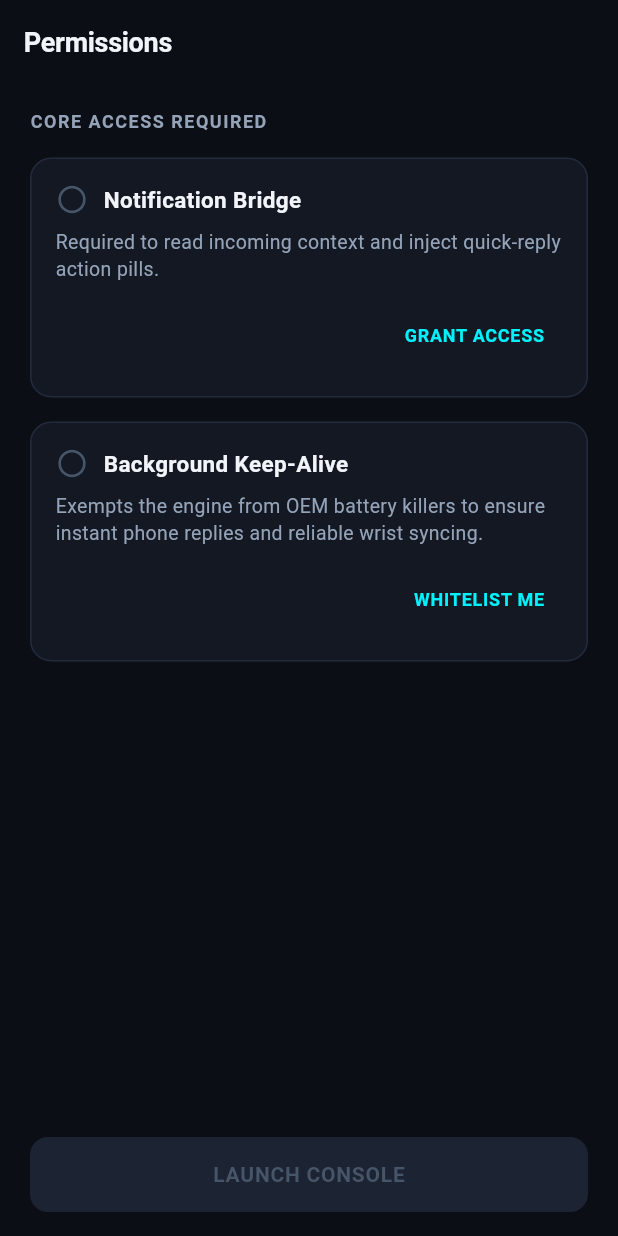
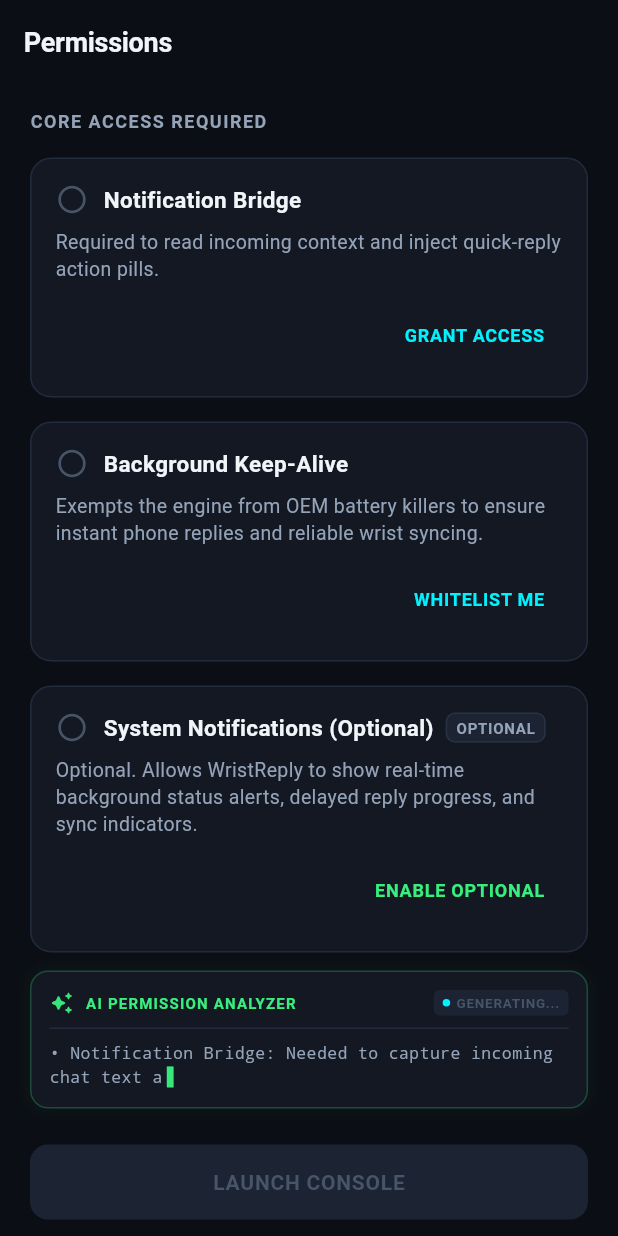
Before and after one commit to mahmud-r-farhan/WristReply, a Flutter app: the screen it shows after launch, after a tap on "GET STARTED", on a phone screen of 412 x 824 dp. Run offline on Flutter 3.47's test engine with Material 3 defaults, Android fonts, the phone set to English and light mode, and no system bars.

Commit message:
feat: add optional system notification permission & animated AI explanation card

```diff
--- a/lib/core/constants/app_strings.dart
+++ b/lib/core/constants/app_strings.dart
@@ -18,8 +18,13 @@
   static const String backgroundKeepAliveDesc =
       'Exempts the engine from OEM battery killers to ensure instant phone replies and reliable wrist syncing.';
 
+  static const String notificationPostingTitle = 'System Notifications (Optional)';
+  static const String notificationPostingDesc =
+      'Optional. Allows WristReply to show real-time background status alerts, delayed reply progress, and sync indicators.';
+
   static const String grantAccess = 'GRANT ACCESS';
   static const String whitelistMe = 'WHITELIST ME';
+  static const String grantOptional = 'ENABLE OPTIONAL';
   static const String launchConsole = 'LAUNCH CONSOLE';
 
   static const String liveConsole = 'WRISTREPLY CONSOLE';
--- a/lib/core/platform/native_channel.dart
+++ b/lib/core/platform/native_channel.dart
@@ -26,6 +26,24 @@
   static Future<bool> isBatteryOptimizationIgnored() async {
     try {
       final res = await _channel.invokeMethod<bool>('isBatteryOptimizationIgnored');
+      return res ?? false;
+    } catch (_) {
+      return false;
+    }
+  }
+
+  static Future<bool> isNotificationPermissionGranted() async {
+    try {
+      final res = await _channel.invokeMethod<bool>('isNotificationPermissionGranted');
+      return res ?? false;
+    } catch (_) {
+      return false;
+    }
+  }
+
+  static Future<bool> requestNotificationPermission() async {
+    try {
+      final res = await _channel.invokeMethod<bool>('requestNotificationPermission');
       return res ?? false;
     } catch (_) {
       return false;
--- a/lib/features/dashboard/widgets/dashboard_compact_view.dart
+++ b/lib/features/dashboard/widgets/dashboard_compact_view.dart
@@ -74,10 +74,12 @@
   Widget _navTile(BuildContext context, IconData icon, String title, String subtitle, Widget targetScreen) {
     return Container(
       margin: const EdgeInsets.only(bottom: 10),
-      decoration: BoxDecoration(
+      child: Material(
         color: AppColors.surfaceRaised,
+        clipBehavior: Clip.antiAlias,
+        shape: RoundedRectangleBorder(
           borderRadius: BorderRadius.circular(12),
-        border: Border.all(color: AppColors.borderSubtle),
+          side: const BorderSide(color: AppColors.borderSubtle),
         ),
         child: ListTile(
           leading: Icon(icon, color: AppColors.accentPrimary),
@@ -86,6 +88,7 @@
           trailing: const Icon(Icons.arrow_forward_ios_rounded, size: 14, color: AppColors.textTertiary),
           onTap: () => Navigator.push(context, MaterialPageRoute(builder: (_) => targetScreen)),
         ),
+      ),
     );
   }
 }
--- a/lib/features/dashboard/widgets/dashboard_expanded_view.dart
+++ b/lib/features/dashboard/widgets/dashboard_expanded_view.dart
@@ -98,10 +98,12 @@
   Widget _navTile(BuildContext context, IconData icon, String title, String subtitle, Widget targetScreen) {
     return Container(
       margin: const EdgeInsets.only(bottom: 10),
-      decoration: BoxDecoration(
+      child: Material(
         color: AppColors.surfaceRaised,
+        clipBehavior: Clip.antiAlias,
+        shape: RoundedRectangleBorder(
           borderRadius: BorderRadius.circular(12),
-        border: Border.all(color: AppColors.borderSubtle),
+          side: const BorderSide(color: AppColors.borderSubtle),
         ),
         child: ListTile(
           leading: Icon(icon, color: AppColors.accentPrimary),
@@ -110,6 +112,7 @@
           trailing: const Icon(Icons.arrow_forward_ios_rounded, size: 14, color: AppColors.textTertiary),
           onTap: () => Navigator.push(context, MaterialPageRoute(builder: (_) => targetScreen)),
         ),
+      ),
     );
   }
 }
--- a/lib/features/onboarding/screens/permission_screen.dart
+++ b/lib/features/onboarding/screens/permission_screen.dart
@@ -3,6 +3,7 @@
 import '../../../core/constants/app_strings.dart';
 import '../../../core/platform/native_channel.dart';
 import '../../dashboard/screens/dashboard_screen.dart';
+import '../widgets/ai_permission_explanation_card.dart';
 import '../widgets/permission_card.dart';
 
 /// Screen 1B: Zero-Friction Permissions Handshake with real-time lifecycle refresh.
@@ -17,6 +18,7 @@
 class _PermissionScreenState extends State<PermissionScreen> with WidgetsBindingObserver {
   bool _isListenerGranted = false;
   bool _isBatteryIgnored = false;
+  bool _isNotificationGranted = false;
 
   @override
   void initState() {
@@ -41,10 +43,12 @@
   Future<void> _checkPermissions() async {
     final listener = await NativeChannel.isListenerRunning();
     final battery = await NativeChannel.isBatteryOptimizationIgnored();
+    final notification = await NativeChannel.isNotificationPermissionGranted();
     if (mounted) {
       setState(() {
         _isListenerGranted = listener;
         _isBatteryIgnored = battery;
+        _isNotificationGranted = notification;
       });
     }
   }
@@ -93,8 +97,18 @@
                             actionLabel: AppStrings.whitelistMe,
                             onAction: () async => await NativeChannel.requestBatteryExemption(),
                           ),
+                          const SizedBox(height: 16),
+                          PermissionCard(
+                            title: AppStrings.notificationPostingTitle,
+                            description: AppStrings.notificationPostingDesc,
+                            isGranted: _isNotificationGranted,
+                            isOptional: true,
+                            actionLabel: AppStrings.grantOptional,
+                            onAction: () async => await NativeChannel.requestNotificationPermission(),
+                          ),
                           const Spacer(),
-                          const SizedBox(height: 16),
+                          const AiPermissionExplanationCard(),
+                          const SizedBox(height: 12),
                           SizedBox(
                             width: double.infinity,
                             height: 50,
--- /dev/null
+++ b/lib/features/onboarding/widgets/ai_permission_explanation_card.dart
@@ -0,0 +1,194 @@
+import 'dart:async';
+import 'package:flutter/material.dart';
+import '../../../core/constants/app_colors.dart';
+
+/// Animated AI response card explaining why each permission is required in small, crisp text.
+class AiPermissionExplanationCard extends StatefulWidget {
+  const AiPermissionExplanationCard({super.key});
+
+  @override
+  State<AiPermissionExplanationCard> createState() => _AiPermissionExplanationCardState();
+}
+
+class _AiPermissionExplanationCardState extends State<AiPermissionExplanationCard>
+    with SingleTickerProviderStateMixin {
+  late AnimationController _pulseController;
+  late Animation<double> _pulseAnimation;
+  Timer? _typingTimer;
+
+  static const String _fullExplanationText =
+      '• Notification Bridge: Needed to capture incoming chat text and inject smart reply pills directly into messaging apps on-device.\n'
+      '• Background Keep-Alive: Prevents OEM battery optimizations from killing background engine services.\n'
+      '• System Notifications (Optional): Allows WristReply to show real-time status alerts, countdowns, and watch sync state.';
+
+  int _characterIndex = 0;
+  bool _isTypingComplete = false;
+
+  @override
+  void initState() {
+    super.initState();
+    _pulseController = AnimationController(
+      vsync: this,
+      duration: const Duration(milliseconds: 1400),
+    )..repeat(reverse: true);
+
+    _pulseAnimation = Tween<double>(begin: 0.6, end: 1.0).animate(
+      CurvedAnimation(parent: _pulseController, curve: Curves.easeInOut),
+    );
+
+    _startTypewriterEffect();
+  }
+
+  void _startTypewriterEffect() {
+    _typingTimer?.cancel();
+    _characterIndex = 0;
+    _isTypingComplete = false;
+
+    _typingTimer = Timer.periodic(const Duration(milliseconds: 18), (timer) {
+      if (!mounted) {
+        timer.cancel();
+        return;
+      }
+      if (_characterIndex < _fullExplanationText.length) {
+        setState(() {
+          _characterIndex++;
+        });
+      } else {
+        setState(() {
+          _isTypingComplete = true;
+        });
+        timer.cancel();
+      }
+    });
+  }
+
+  void _completeTypingImmediately() {
+    if (!_isTypingComplete) {
+      _typingTimer?.cancel();
+      setState(() {
+        _characterIndex = _fullExplanationText.length;
+        _isTypingComplete = true;
+      });
+    }
+  }
+
+  @override
+  void dispose() {
+    _typingTimer?.cancel();
+    _pulseController.dispose();
+    super.dispose();
+  }
+
+  @override
+  Widget build(BuildContext context) {
+    final displayedText = _fullExplanationText.substring(0, _characterIndex);
+
+    return GestureDetector(
+      onTap: _completeTypingImmediately,
+      child: AnimatedBuilder(
+        animation: _pulseAnimation,
+        builder: (context, child) {
+          return Container(
+            margin: const EdgeInsets.symmetric(vertical: 12),
+            padding: const EdgeInsets.all(12),
+            decoration: BoxDecoration(
+              color: AppColors.surfaceRaised,
+              borderRadius: BorderRadius.circular(12),
+              border: Border.all(
+                color: AppColors.accentMint.withValues(alpha: 0.25 * _pulseAnimation.value),
+              ),
+              boxShadow: [
+                BoxShadow(
+                  color: AppColors.accentMint.withValues(alpha: 0.05 * _pulseAnimation.value),
+                  blurRadius: 10,
+                  spreadRadius: 1,
+                ),
+              ],
+            ),
+            child: Column(
+              crossAxisAlignment: CrossAxisAlignment.start,
+              children: [
+                Row(
+                  children: [
+                    FadeTransition(
+                      opacity: _pulseAnimation,
+                      child: const Icon(
+                        Icons.auto_awesome_rounded,
+                        color: AppColors.accentMint,
+                        size: 16,
+                      ),
+                    ),
+                    const SizedBox(width: 8),
+                    const Text(
+                      'AI PERMISSION ANALYZER',
+                      style: TextStyle(
+                        color: AppColors.accentMint,
+                        fontSize: 10,
+                        fontWeight: FontWeight.bold,
+                        letterSpacing: 0.8,
+                      ),
+                    ),
+                    const Spacer(),
+                    Container(
+                      padding: const EdgeInsets.symmetric(horizontal: 6, vertical: 2),
+                      decoration: BoxDecoration(
+                        color: AppColors.surfaceInteractive,
+                        borderRadius: BorderRadius.circular(4),
+                      ),
+                      child: Row(
+                        children: [
+                          Container(
+                            width: 5,
+                            height: 5,
+                            decoration: BoxDecoration(
+                              color: _isTypingComplete ? AppColors.accentMint : AppColors.accentPrimary,
+                              shape: BoxShape.circle,
+                            ),
+                          ),
+                          const SizedBox(width: 4),
+                          Text(
+                            _isTypingComplete ? 'READY' : 'GENERATING...',
+                            style: const TextStyle(
+                              color: AppColors.textTertiary,
+                              fontSize: 9,
+                              fontWeight: FontWeight.bold,
+                              letterSpacing: 0.5,
+                            ),
+                          ),
+                        ],
+                      ),
+                    ),
+                  ],
+                ),
+                const SizedBox(height: 8),
+                const Divider(height: 1, color: AppColors.borderSubtle),
+                const SizedBox(height: 8),
+                Text.rich(
+                  TextSpan(
+                    text: displayedText,
+                    style: const TextStyle(
+                      color: AppColors.textSecondary,
+                      fontSize: 11,
+                      height: 1.45,
+                      fontFamily: 'monospace',
+                    ),
+                    children: [
+                      if (!_isTypingComplete)
+                        TextSpan(
+                          text: ' ▌',
+                          style: TextStyle(
+                            color: AppColors.accentMint.withValues(alpha: _pulseAnimation.value),
+                            fontWeight: FontWeight.bold,
+                          ),
+                        ),
+                    ],
+                  ),
+                ),
+              ],
+            ),
+          );
+        },
+      ),
+    );
+  }
+}
--- a/lib/features/onboarding/widgets/permission_card.dart
+++ b/lib/features/onboarding/widgets/permission_card.dart
@@ -1,11 +1,12 @@
 import 'package:flutter/material.dart';
 import '../../../core/constants/app_colors.dart';
 
-/// Card tile presenting a required system permission with action trigger.
+/// Card tile presenting a system permission with action trigger.
 class PermissionCard extends StatelessWidget {
   final String title;
   final String description;
   final bool isGranted;
+  final bool isOptional;
   final String actionLabel;
   final VoidCallback onAction;
 
@@ -14,6 +15,7 @@
     required this.title,
     required this.description,
     required this.isGranted,
+    this.isOptional = false,
     required this.actionLabel,
     required this.onAction,
   });
@@ -25,7 +27,9 @@
       decoration: BoxDecoration(
         color: AppColors.surfaceRaised,
         borderRadius: BorderRadius.circular(14),
-        border: Border.all(color: isGranted ? AppColors.accentMint.withValues(alpha: 0.4) : AppColors.borderSubtle),
+        border: Border.all(
+          color: isGranted ? AppColors.accentMint.withValues(alpha: 0.4) : AppColors.borderSubtle,
+        ),
       ),
       child: Column(
         crossAxisAlignment: CrossAxisAlignment.start,
@@ -38,14 +42,56 @@
                 size: 22,
               ),
               const SizedBox(width: 10),
-              Text(
-                title,
-                style: const TextStyle(color: AppColors.textPrimary, fontSize: 15, fontWeight: FontWeight.w600),
+              Expanded(
+                child: Row(
+                  children: [
+                    Flexible(
+                      child: Text(
+                        title,
+                        style: const TextStyle(
+                          color: AppColors.textPrimary,
+                          fontSize: 15,
+                          fontWeight: FontWeight.w600,
+                        ),
+                        overflow: TextOverflow.ellipsis,
+                      ),
+                    ),
+                    if (isOptional) ...[
+                      const SizedBox(width: 8),
+                      Container(
+                        padding: const EdgeInsets.symmetric(horizontal: 6, vertical: 2),
+                        decoration: BoxDecoration(
+                          color: AppColors.surfaceInteractive,
+                          borderRadius: BorderRadius.circular(6),
+                          border: Border.all(
+                            color: AppColors.textTertiary.withValues(alpha: 0.3),
+                          ),
+                        ),
+                        child: const Text(
+                          'OPTIONAL',
+                          style: TextStyle(
+                            color: AppColors.textSecondary,
+                            fontSize: 10,
+                            fontWeight: FontWeight.bold,
+                            letterSpacing: 0.5,
+                          ),
+                        ),
+                      ),
+                    ],
+                  ],
+                ),
               ),
             ],
           ),
           const SizedBox(height: 8),
-          Text(description, style: const TextStyle(color: AppColors.textSecondary, fontSize: 13, height: 1.4)),
+          Text(
+            description,
+            style: const TextStyle(
+              color: AppColors.textSecondary,
+              fontSize: 13,
+              height: 1.4,
+            ),
+          ),
           const SizedBox(height: 12),
           if (!isGranted)
             Align(
@@ -53,7 +99,7 @@
               child: TextButton(
                 onPressed: onAction,
                 style: TextButton.styleFrom(
-                  foregroundColor: AppColors.accentPrimary,
+                  foregroundColor: isOptional ? AppColors.accentMint : AppColors.accentPrimary,
                   textStyle: const TextStyle(fontSize: 12, fontWeight: FontWeight.bold, letterSpacing: 0.5),
                 ),
                 child: Text(actionLabel),
```
Also changed, not shown: 35 other files. Lines whose indentation alone changed are shown as unchanged.
